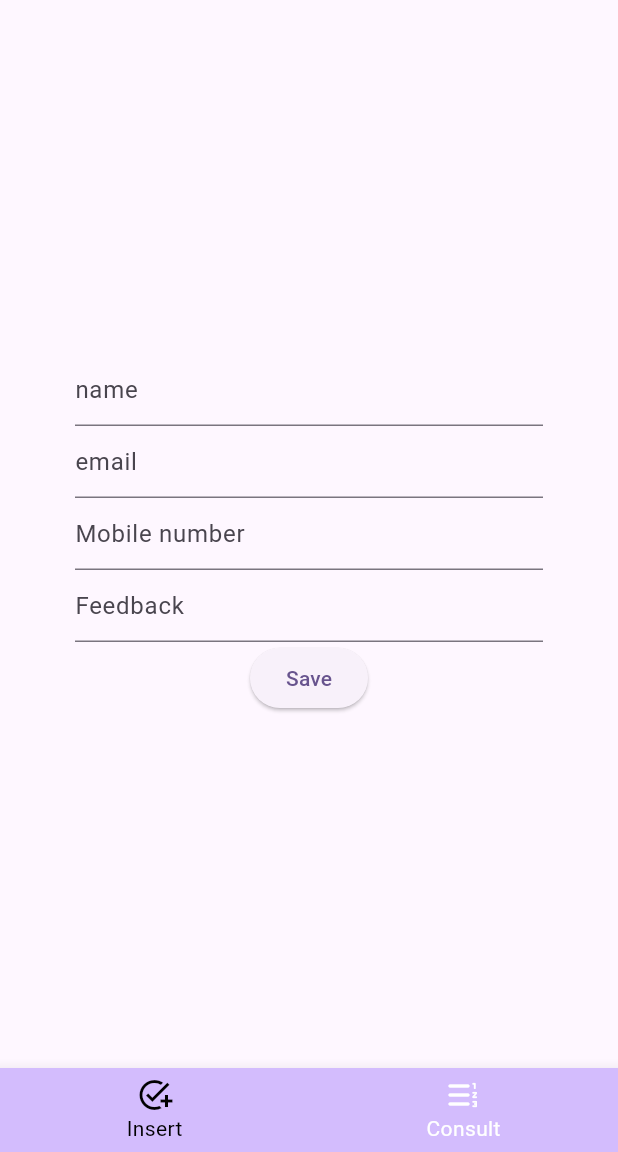
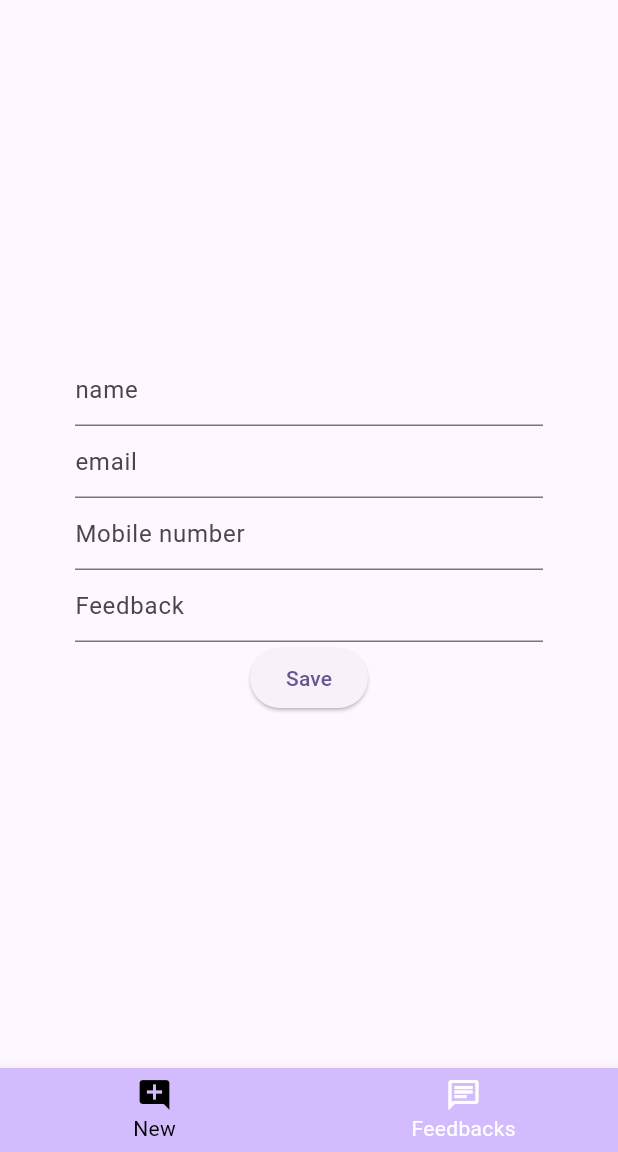
Before and after one commit to Firekepr/Flutter_google_sheet, a Flutter app: the screen it shows after launch, on a phone screen of 412 x 824 dp, the part 84-1236 px from its top. Run offline on Flutter 3.47's test engine with Material 3 defaults, Android fonts, the phone set to English and light mode, and no system bars; drawn by our look-alikes of animated_bottom_navigation_bar.

Commit message:
Update bottom display info and icons

```diff
--- a/lib/pages/home/components/navigator_bar.dart
+++ b/lib/pages/home/components/navigator_bar.dart
@@ -13,8 +13,8 @@ class NavigatorBar extends StatelessWidget {
 
   @override
   Widget build(BuildContext context) {
-    final labels = ['Insert', 'Consult'];
-    final iconList = <IconData>[Icons.add_task, Icons.format_list_numbered_rtl_rounded];
+    final labels = ['New', 'Feedbacks'];
+    final iconList = <IconData>[Icons.add_comment, Icons.chat_outlined];
 
     return AnimatedBottomNavigationBar.builder(
       itemCount: iconList.length,
```
